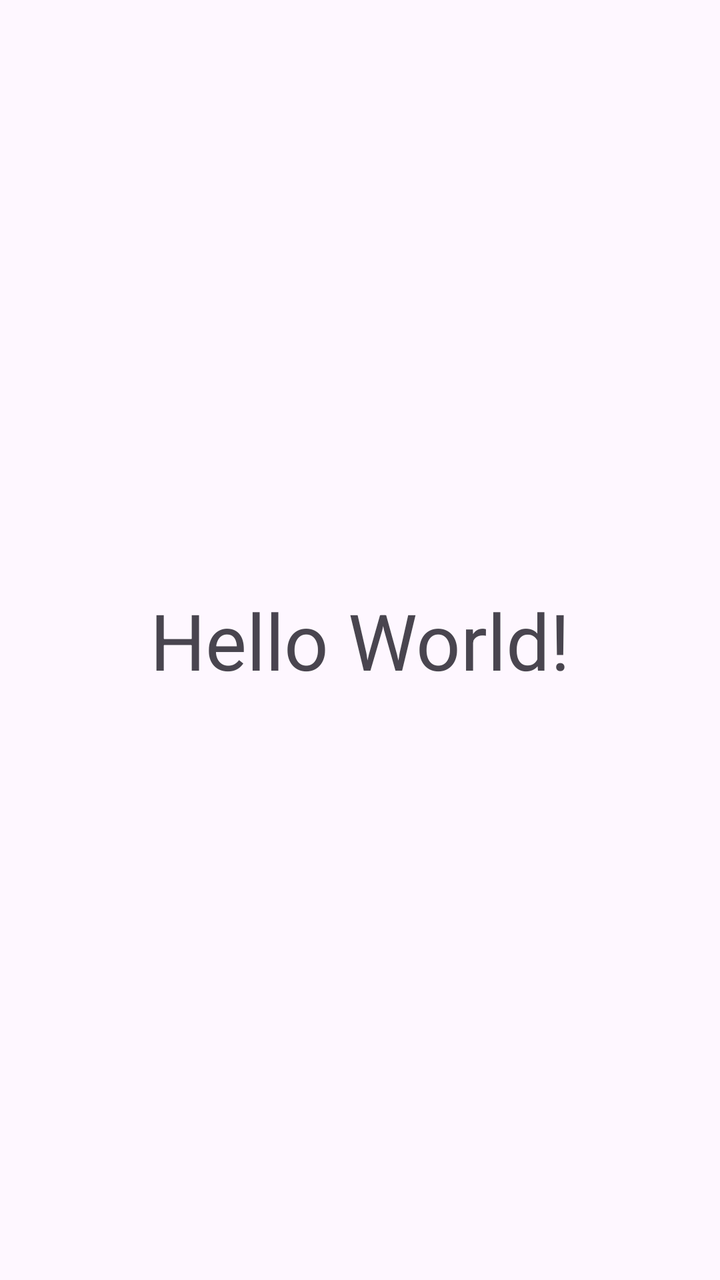
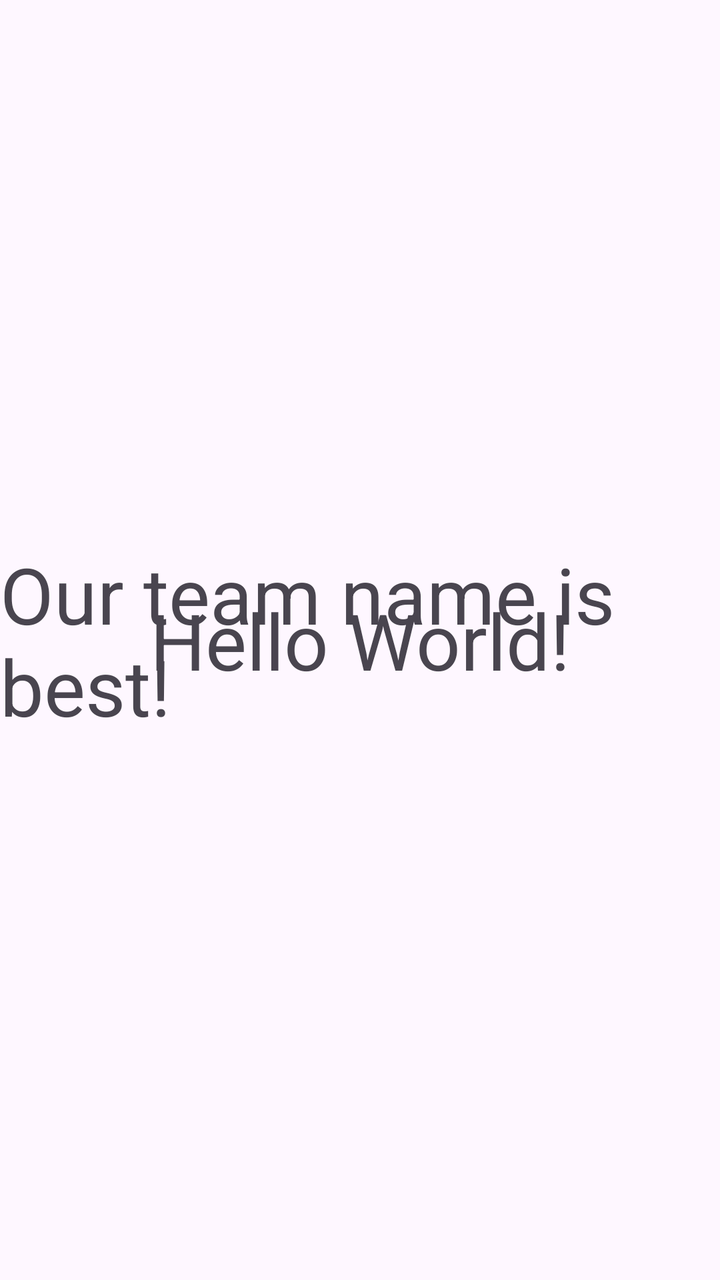

Screens rendered from an Android XML layout before and after an edit, with the pre-edit source and the edit as a unified diff.
<!-- AndroidManifest.xml: application theme Theme.MyApplication -->
<!-- res/layout/activity_main.xml -->
<?xml version="1.0" encoding="utf-8"?>
<androidx.constraintlayout.widget.ConstraintLayout xmlns:android="http://schemas.android.com/apk/res/android"
    xmlns:app="http://schemas.android.com/apk/res-auto"
    xmlns:tools="http://schemas.android.com/tools"
    android:id="@+id/main"
    android:layout_width="match_parent"
    android:layout_height="match_parent"
    tools:context=".MainActivity">

    <TextView
        android:layout_width="wrap_content"
        android:layout_height="wrap_content"
        android:text="Hello World!"
        app:layout_constraintBottom_toBottomOf="parent"
        app:layout_constraintEnd_toEndOf="parent"
        android:textSize="39sp"
        app:layout_constraintStart_toStartOf="parent"
        app:layout_constraintTop_toTopOf="parent" />

</androidx.constraintlayout.widget.ConstraintLayout>
<!-- resources referenced by this layout -->
<resources>
  <style name="Theme.MyApplication" parent="Base.Theme.MyApplication" />
  <style name="Base.Theme.MyApplication" parent="Theme.Material3.DayNight.NoActionBar">
          
          
      </style>
</resources>

<!-- the commit's change to res/layout/activity_main.xml (unified diff, before → after) -->
@@ -17,4 +17,14 @@
         app:layout_constraintStart_toStartOf="parent"
         app:layout_constraintTop_toTopOf="parent" />
 
+    <TextView
+        android:layout_width="wrap_content"
+        android:layout_height="wrap_content"
+        android:text="Our team name is best!"
+        app:layout_constraintBottom_toBottomOf="parent"
+        app:layout_constraintEnd_toEndOf="parent"
+        android:textSize="39sp"
+        app:layout_constraintStart_toStartOf="parent"
+        app:layout_constraintTop_toTopOf="parent" />
+
 </androidx.constraintlayout.widget.ConstraintLayout>
